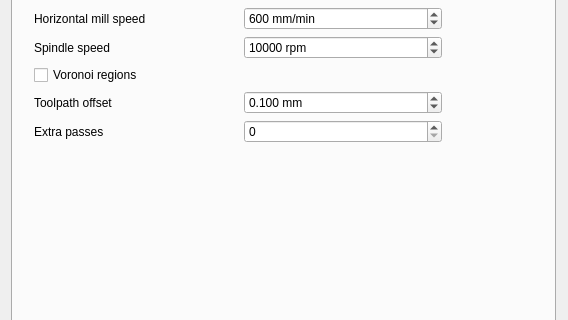
Above: mainwindow.ui from ownedcore/pcb2gcodeGUI before the change; both pictures show x 0 to 568 and y 99 to 419 of the 907 by 709 pixel window. Below: the same form after it.
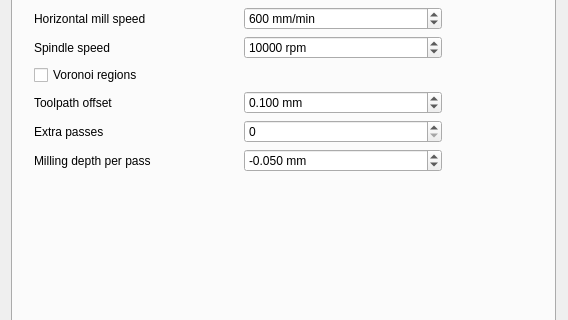
That is the form after the change. The open tabs and pages were chosen to show the change.

Commit message: Adds widget for "mill-infeed" at end of milling tab

Diff of the .ui file:
```diff
--- a/mainwindow.ui
+++ b/mainwindow.ui
@@ -881,6 +881,31 @@
              </property>
             </widget>
            </item>
+           <item row="6" column="1">
+            <widget class="QDoubleSpinBox" name="millinfeedDoubleSpinBox">
+             <property name="toolTip">
+              <string>&lt;html&gt;&lt;head/&gt;&lt;body&gt;&lt;p&gt;&lt;span style=&quot; font-style:italic;&quot;&gt;--mill-infeed&lt;/span&gt;&lt;/p&gt;&lt;p&gt;Maximum milling depth.&lt;br /&gt; PCB may be cut in multiple passes&lt;/p&gt;&lt;/body&gt;&lt;/html&gt;</string>
+             </property>
+             <property name="suffix">
+              <string> mm</string>
+             </property>
+             <property name="decimals">
+              <number>3</number>
+             </property>
+             <property name="minimum">
+              <double>-1000.000000000000000</double>
+             </property>
+             <property name="maximum">
+              <double>0.000000000000000</double>
+             </property>
+             <property name="singleStep">
+              <double>0.001000000000000</double>
+             </property>
+             <property name="value">
+              <double>-0.050000000000000</double>
+             </property>
+            </widget>
+           </item>
            <item row="1" column="1">
             <widget class="QSpinBox" name="millfeedSpinBox">
              <property name="toolTip">
@@ -939,6 +964,19 @@
              </property>
             </widget>
            </item>
+           <item row="6" column="0">
+            <widget class="QLabel" name="millinfeedLabel">
+             <property name="toolTip">
+              <string>&lt;html&gt;&lt;head/&gt;&lt;body&gt;&lt;p&gt;&lt;span style=&quot; font-style:italic;&quot;&gt;--mill-infeed&lt;/span&gt;&lt;/p&gt;&lt;p&gt;Maximum milling depth.&lt;br /&gt;PCB may be cut in multiple passes&lt;/p&gt;&lt;/body&gt;&lt;/html&gt;</string>
+             </property>
+             <property name="text">
+              <string>Milling depth per pass</string>
+             </property>
+             <property name="buddy">
+              <cstring>zworkDoubleSpinBox</cstring>
+             </property>
+            </widget>
+           </item>
            <item row="2" column="0">
             <widget class="QLabel" name="millspeedLabel">
              <property name="toolTip">
@@ -997,7 +1035,7 @@
              </property>
             </widget>
            </item>
-           <item row="6" column="0" colspan="2">
+           <item row="7" column="0" colspan="2">
             <spacer name="verticalSpacer_3">
              <property name="orientation">
               <enum>Qt::Vertical</enum>
```
Left out of the diff: 12 changed lines with no effect on the pictures.
